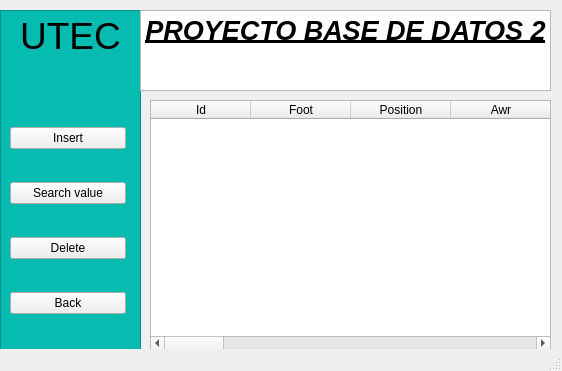
The window that Views/sequential_cereal.ui (Luis-ntonio/Final) describes before a commit, drawn with Qt 5.
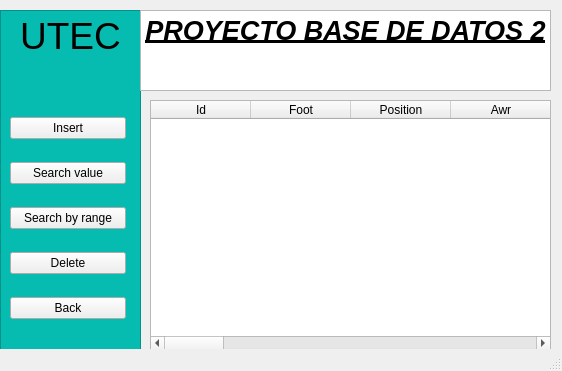
The same window after the commit.

```diff
--- a/Views/sequential_cereal.ui
+++ b/Views/sequential_cereal.ui
@@ -24,20 +24,6 @@
      </rect>
     </property>
     <layout class="QGridLayout" name="gridLayout_4">
-     <item row="1" column="0">
-      <widget class="QPushButton" name="btn_search1">
-       <property name="text">
-        <string>Search value</string>
-       </property>
-      </widget>
-     </item>
-     <item row="2" column="0">
-      <widget class="QPushButton" name="btn_delete">
-       <property name="text">
-        <string>Delete</string>
-       </property>
-      </widget>
-     </item>
      <item row="0" column="0">
       <widget class="QPushButton" name="btn_insert">
        <property name="text">
@@ -45,13 +31,34 @@
        </property>
       </widget>
      </item>
-     <item row="3" column="0">
+     <item row="4" column="0">
       <widget class="QPushButton" name="btn_back">
        <property name="text">
         <string>Back</string>
        </property>
       </widget>
      </item>
+     <item row="3" column="0">
+      <widget class="QPushButton" name="btn_delete">
+       <property name="text">
+        <string>Delete</string>
+       </property>
+      </widget>
+     </item>
+     <item row="1" column="0">
+      <widget class="QPushButton" name="btn_search1">
+       <property name="text">
+        <string>Search value</string>
+       </property>
+      </widget>
+     </item>
+     <item row="2" column="0">
+      <widget class="QPushButton" name="btn_search2">
+       <property name="text">
+        <string>Search by range</string>
+       </property>
+      </widget>
+     </item>
     </layout>
    </widget>
    <widget class="QTextBrowser" name="textBrowser">
```
